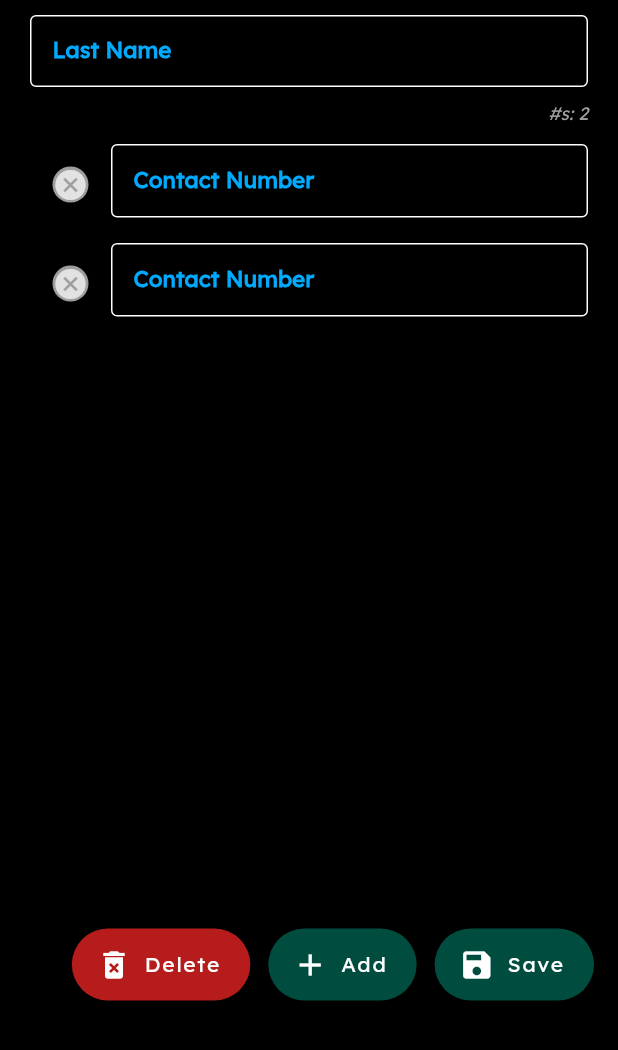
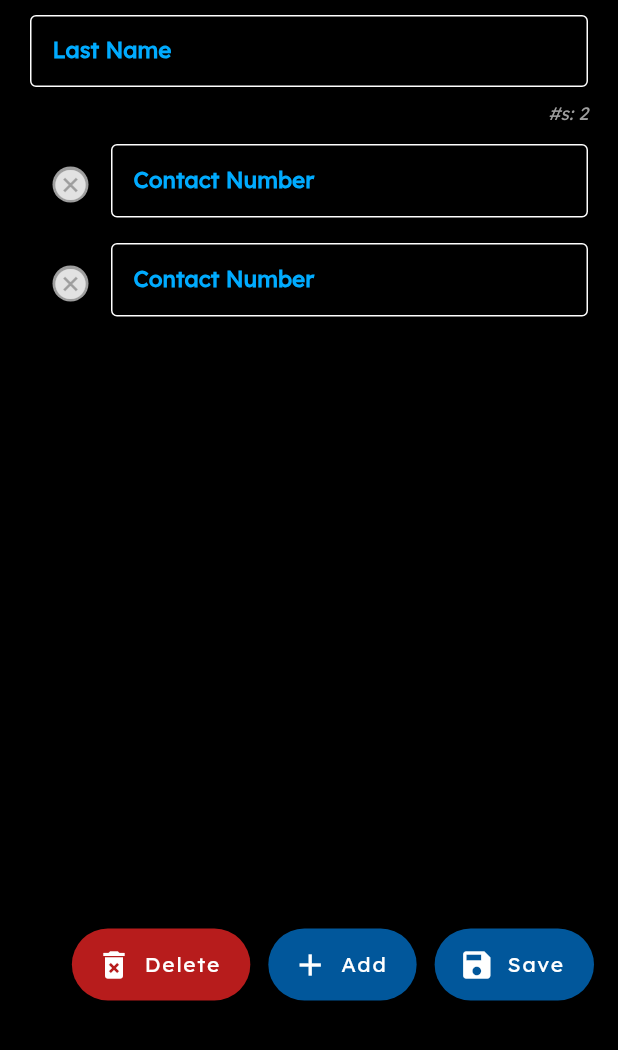
Before and after one commit to AY2020-2021-CpE-OJT/cepeda_nukesite, a Flutter app: the UpdateContact screen opened directly with empty values, after a tap on the "clear" icon, after a tap on "Add", on a phone screen of 412 x 824 dp, the part 186-1236 px from its top. Run offline on Flutter 3.47's test engine with Material 2 defaults, Android fonts, the phone set to English and light mode, and no system bars; our stand-ins replace flushbar, shared_preferences; accounts and stored records are empty; network calls fail.

Commit message:
fix colour in update ui

```diff
--- a/lib/modules/update_contact.dart
+++ b/lib/modules/update_contact.dart
@@ -252,7 +252,7 @@ class _UpdateContactState extends State<UpdateContact> {
               },
               icon: Icon(Icons.delete_forever),
               label: Text("Delete"),
-              foregroundColor: Colors.white,
+              foregroundColor: color('def'),
               backgroundColor: Colors.red[900],
             ),
             SizedBox(width: 12),
@@ -268,8 +268,8 @@ class _UpdateContactState extends State<UpdateContact> {
               },
               icon: Icon(Icons.add),
               label: Text("Add"),
-              foregroundColor: Colors.white,
-              backgroundColor: Colors.teal[900],
+              foregroundColor: color('def'),
+              backgroundColor: color('dblue'),
             ),
             SizedBox(width: 12),
             FloatingActionButton.extended(
@@ -279,8 +279,8 @@ class _UpdateContactState extends State<UpdateContact> {
               },
               icon: Icon(Icons.save),
               label: Text("Save"),
-              foregroundColor: Colors.white,
-              backgroundColor: Colors.teal[900],
+              foregroundColor: color('def'),
+              backgroundColor: color('dblue'),
             ),
           ],
         ),
```
